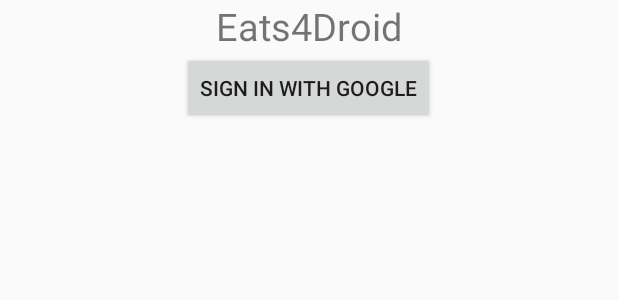
After one commit to leleSahil/EatsDroid, an Android app: the layout activity_login.xml on its own in the app's theme, with its tools: preview values and no code run, on a phone screen of 412 x 824 dp. The commit adds this screen. Shown: the top 300 px of the screen. Run offline under Robolectric (Android 15) with nearby library versions, the phone set to English and light mode, and no system bars.

Commit message:
Implementing login functionality through OAuth2.0

```diff
--- a/MyApplication/app/build.gradle
+++ b/MyApplication/app/build.gradle
@@ -4,6 +4,7 @@ android {
     compileSdkVersion 23
     buildToolsVersion "23.0.3"
 
+    useLibrary 'org.apache.http.legacy'
     defaultConfig {
         applicationId "com.example.sahil.myapplication"
         minSdkVersion 21
--- /dev/null
+++ b/MyApplication/app/src/main/res/layout/activity_login.xml
@@ -0,0 +1,28 @@
+<LinearLayout xmlns:android="http://schemas.android.com/apk/res/android"
+    xmlns:tools="http://schemas.android.com/tools"
+    android:layout_width="match_parent"
+    android:layout_height="match_parent"
+    android:orientation="vertical"
+    tools:context=".MainActivity" >
+    <TextView
+        android:layout_width="wrap_content"
+        android:layout_height="wrap_content"
+        android:layout_gravity="center"
+        android:textSize="25sp"
+        android:text="Eats4Droid" />
+    <Button
+        android:layout_width="wrap_content"
+        android:layout_height="wrap_content"
+        android:layout_gravity="center"
+        android:id="@+id/auth"
+        android:text="Sign in with Google" />
+    <TextView
+        android:layout_width="wrap_content"
+        android:layout_height="wrap_content"
+        android:id="@+id/Access"
+        android:autoLink="all"
+        android:textIsSelectable="true"
+        android:layout_gravity="center"
+        android:textSize="10sp"/>
+
+</LinearLayout>
```
Also changed, not shown: MyApplication/app/src/main/AndroidManifest.xml (+16 -1 lines), MyApplication/app/src/main/java/com/example/sahil/myapplication/GetAccessToken.java (added, +91 -0 lines), MyApplication/app/src/main/java/com/example/sahil/myapplication/LoginActivity.java (added, +504 -0 lines), MyApplication/app/src/main/res/layout/auth_dialog.xml (added, +11 -0 lines), MyApplication/app/src/main/res/values/strings.xml (+14 -0 lines).
